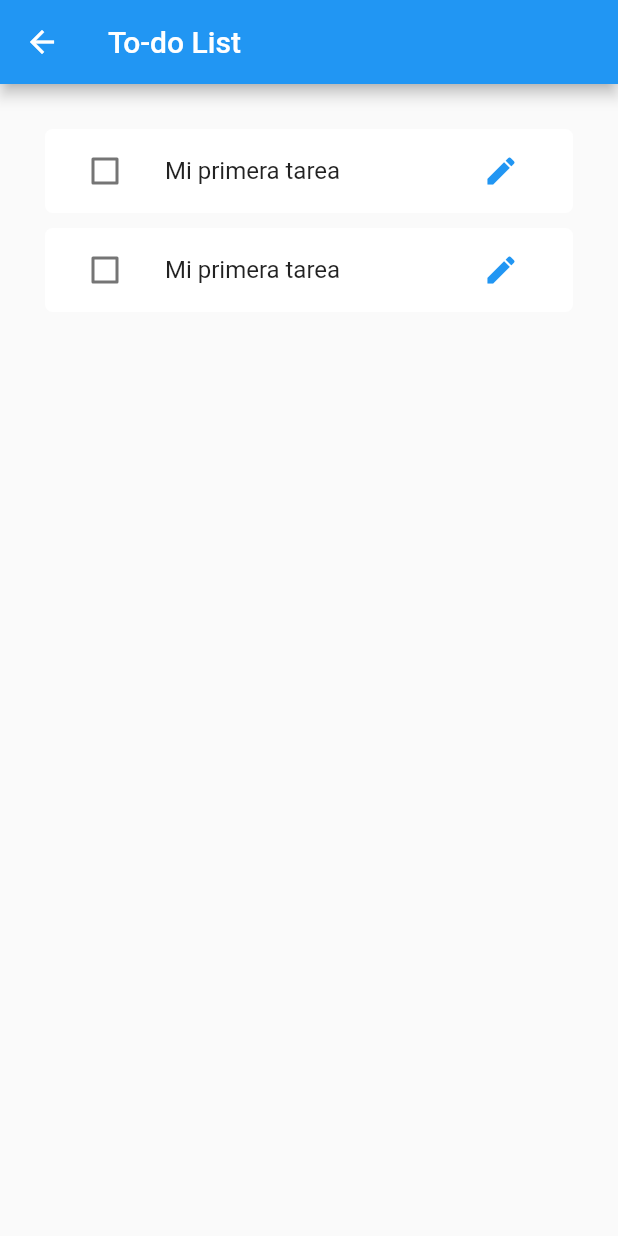
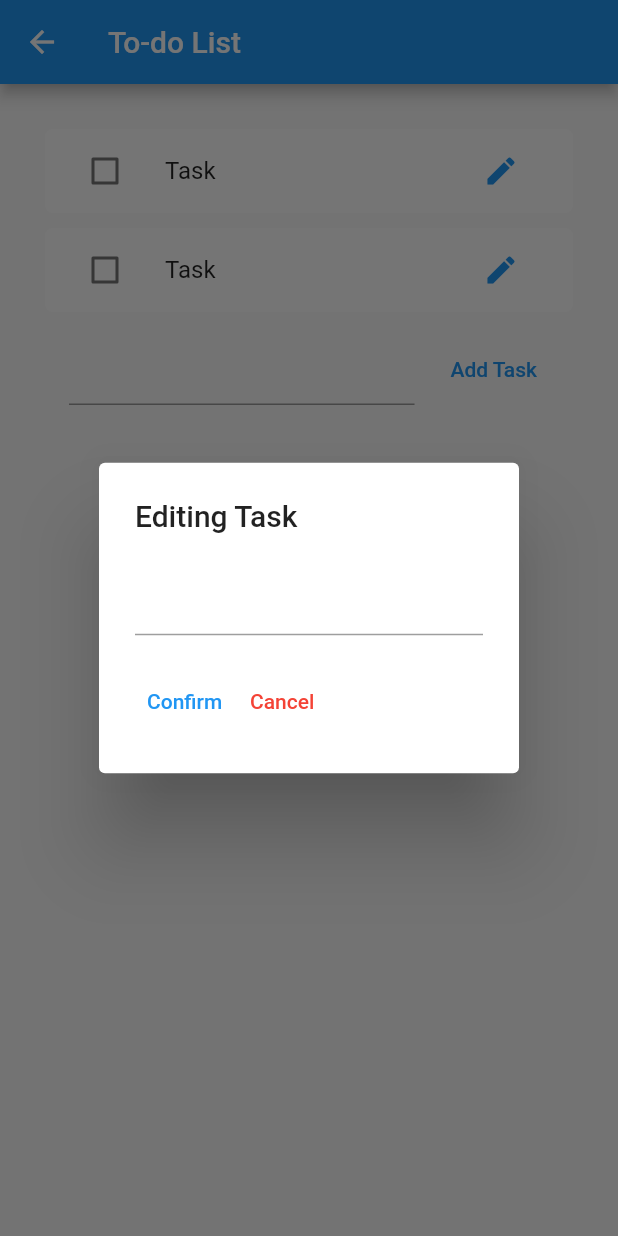
Before and after one commit to martinpelli/flutter_ensolvers, a Flutter app: the ToDoPage screen opened by its route, after a tap on the "edit" icon, on a phone screen of 412 x 824 dp. Run offline on Flutter 3.47's test engine with Material 2 defaults, Android fonts, the phone set to English and light mode, and no system bars.

Commit message:
Add Task and Edit Task Created

```diff
--- a/lib/src/pages/to_do_page.dart
+++ b/lib/src/pages/to_do_page.dart
@@ -9,6 +9,8 @@ class ToDoPage extends StatefulWidget {
 
 class _ToDoPageState extends State<ToDoPage> {
   bool _isChecked = false;
+  TextStyle _cancelStyle = TextStyle(color: Colors.red);
+
   @override
   Widget build(BuildContext context) {
     return Scaffold(
@@ -20,7 +22,9 @@ class _ToDoPageState extends State<ToDoPage> {
             children: <Widget>[
               _newTask(),
               Padding(padding: EdgeInsets.all(5.0)),
-              _newTask()
+              _newTask(),
+              Padding(padding: EdgeInsets.all(5.0)),
+              _newCreationTask(),
             ],
           ),
         ),
@@ -31,7 +35,7 @@ class _ToDoPageState extends State<ToDoPage> {
   ListTile _newTask() {
     return ListTile(
       tileColor: Colors.white,
-      title: Text('Mi primera tarea'),
+      title: Text('Task'),
       shape: RoundedRectangleBorder(
           borderRadius: BorderRadius.all(Radius.circular(5))),
       leading: Checkbox(
@@ -44,8 +48,43 @@ class _ToDoPageState extends State<ToDoPage> {
       ),
       trailing: TextButton(
         child: Icon(Icons.edit),
-        onPressed: () {},
+        onPressed: () => _showAlert(context),
       ),
     );
   }
+
+  ListTile _newCreationTask() {
+    return ListTile(
+        title: TextField(),
+        trailing: TextButton(onPressed: () {}, child: Text('Add Task')));
+  }
+
+  void _showAlert(BuildContext context) {
+    showDialog(
+        context: context,
+        builder: (context) {
+          return AlertDialog(
+              title: Text('Editing Task'),
+              content:
+                  Column(mainAxisSize: MainAxisSize.min, children: <Widget>[
+                TextField(),
+                Padding(padding: EdgeInsets.all(10.0)),
+                Row(
+                  children: <TextButton>[
+                    TextButton(onPressed: () {}, child: Text('Confirm')),
+                    TextButton(
+                        onPressed: () => _onCancelClicked(context),
+                        child: Text(
+                          'Cancel',
+                          style: _cancelStyle,
+                        ))
+                  ],
+                )
+              ]));
+        });
+  }
+
+  void _onCancelClicked(BuildContext context) {
+    Navigator.of(context).pop();
+  }
 }
```
